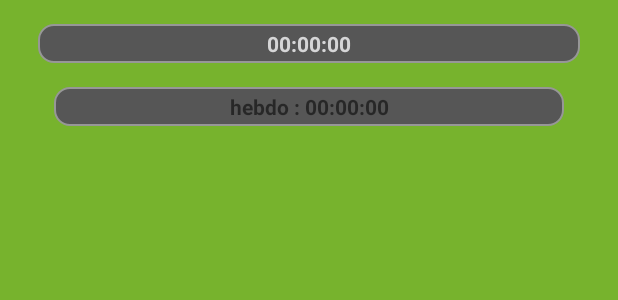
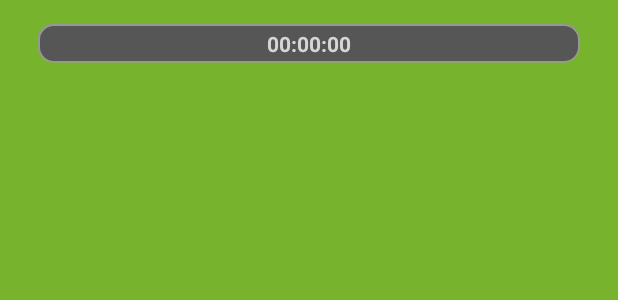
Before and after one commit to PTUTLimitEcran/LimitEcran, an Android app: the layout fragment_tree.xml on its own in the app's theme, with its tools: preview values and no code run, on a phone screen of 412 x 824 dp. Shown: the top 300 px of the screen. Run offline under Robolectric (Android 15) with nearby library versions, the phone set to English and light mode, and no system bars.

Commit message:
fix merge

```diff
--- a/app/src/main/res/layout/fragment_tree.xml
+++ b/app/src/main/res/layout/fragment_tree.xml
@@ -27,20 +27,6 @@
             app:layout_constraintStart_toStartOf="parent"
             app:layout_constraintEnd_toEndOf="parent"
         />
-        <TextView
-            android:id="@+id/weeklyTimerCounter"
-            android:text="@string/defaultWeeklyChronometerValue"
-            android:layout_width="0dp"
-            android:layout_height="26dp"
-            android:gravity="center"
-            android:background="@drawable/layout_bg"
-            android:layout_marginStart="36dp"
-            android:layout_marginTop="16dp"
-            android:layout_marginEnd="36dp"
-            app:layout_constraintStart_toStartOf="parent"
-            app:layout_constraintTop_toBottomOf="@+id/currentChronometerTime"
-            app:layout_constraintEnd_toEndOf="parent"
-            />
 
         <ScrollView
             android:scrollbars="vertical"
```
Also changed, not shown: app/src/main/java/com/lpiem/ptut_limit_ecran/limitecran/Gallery/TreeImage.kt (+15 -21 lines), app/src/main/java/com/lpiem/ptut_limit_ecran/limitecran/Manager/Manager.kt (+20 -17 lines).
